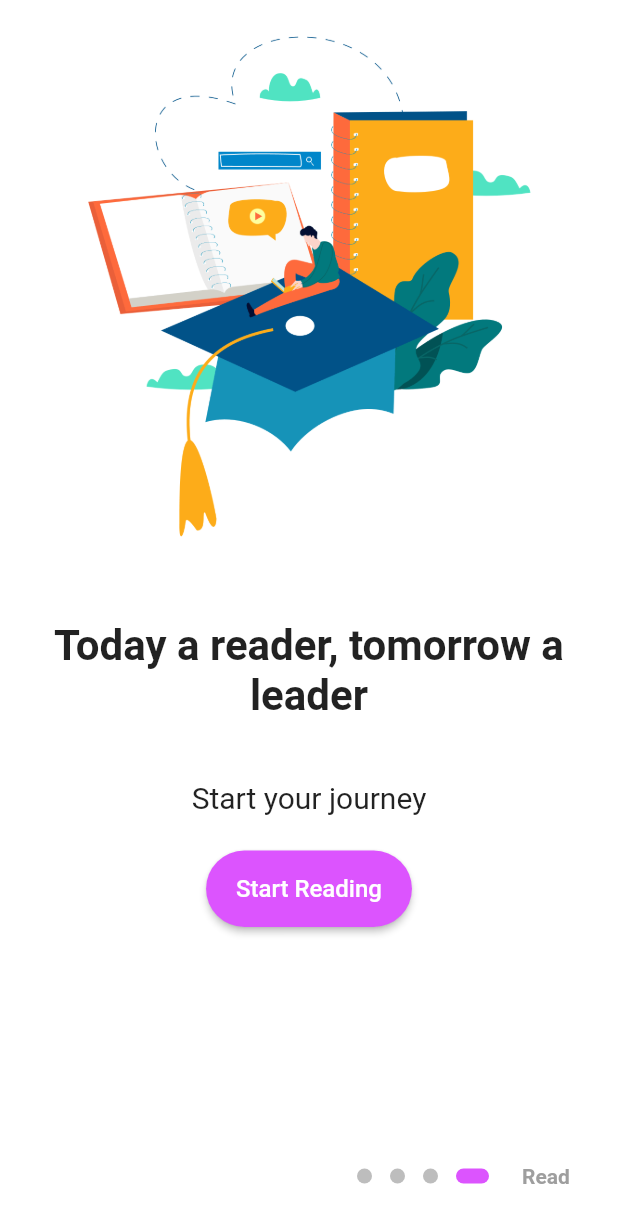
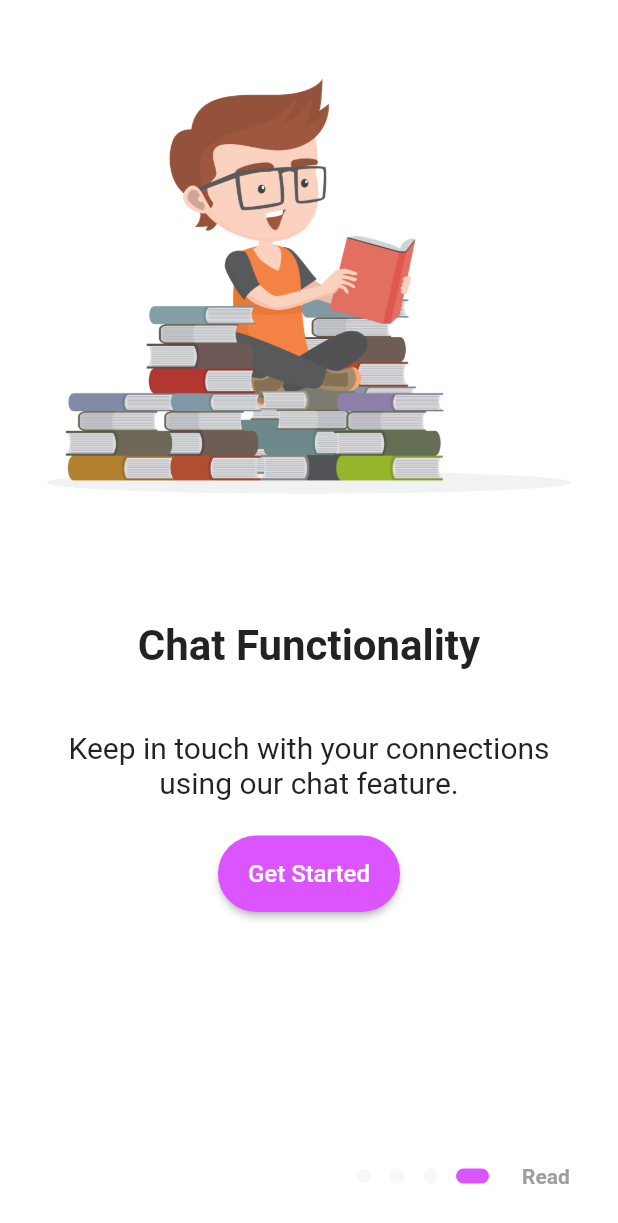
Before and after one commit to Free2Cap/Freelancer2Capitalist, a Flutter app: the screen it shows after launch, swiped to page 4, on a phone screen of 412 x 824 dp. Shown: the top 1223 px of the screen. Run offline on Flutter 3.47's test engine with Material 2 defaults, Android fonts, the light colour scheme and no system bars; drawn by our look-alikes of introduction_screen; our stand-ins replace cloud_firestore, curved_navigation_bar, firebase_auth, firebase_core, firebase_storage, font_awesome_flutter and 7 more; missing offline and left inert: email_otp; accounts and stored records are empty.

Commit message:
onboarding

```diff
--- a/lib/pages/chat_pages/chat_room.dart
+++ b/lib/pages/chat_pages/chat_room.dart
@@ -284,6 +284,7 @@ class _ChatRoomState extends State<ChatRoom> {
           //       ),
           //     ),
           // ],
+
         ),
       body: SafeArea(
         child: Column(
--- a/lib/pages/onboarding/page/onboarding_page.dart
+++ b/lib/pages/onboarding/page/onboarding_page.dart
@@ -11,31 +11,37 @@ class OnBoardingPage extends StatelessWidget {
         child: IntroductionScreen(
           pages: [
             PageViewModel(
-              title: 'A reader lives a thousand lives',
-              body: 'The man who never reads lives only one.',
+              title: 'Investor-Freelancer Platform',
+              body: 'Connect with Investors and Freelancers with Ease',
               image: buildImage('assets/ebook.png'),
               decoration: getPageDecoration(),
             ),
             PageViewModel(
-              title: 'Featured Books',
-              body: 'Available right at your fingerprints',
-              image: buildImage('assets/readingbook.png'),
-              decoration: getPageDecoration(),
-            ),
-            PageViewModel(
-              title: 'Simple UI',
-              body: 'For enhanced reading experience',
+              title: 'Swipe Cards',
+              body:
+                  'Find the perfect match for your project with our Tinder-like swipe cards.',
               image: buildImage('assets/manthumbs.png'),
               decoration: getPageDecoration(),
             ),
             PageViewModel(
-              title: 'Today a reader, tomorrow a leader',
-              body: 'Start your journey',
+              title: 'Video Calls',
+              body:
+                  'Communicate with potential investors and freelancers through video calls.',
+              image: buildImage('assets/learn.png'),
+              decoration: getPageDecoration(),
+            ),
+            PageViewModel(
+              title: 'Chat Functionality',
+              body:
+                  'Keep in touch with your connections using our chat feature.',
               footer: ButtonWidget(
-                text: 'Start Reading',
+                text: 'Get Started',
                 onClicked: () => goToHome(context),
+                padding: EdgeInsets.symmetric(
+                    horizontal: 12.0,
+                    vertical: 8.0), // adjust padding as desired
               ),
-              image: buildImage('assets/learn.png'),
+              image: buildImage('assets/readingbook.png'),
               decoration: getPageDecoration(),
             ),
           ],
@@ -43,9 +49,22 @@ class OnBoardingPage extends StatelessWidget {
               const Text('Read', style: TextStyle(fontWeight: FontWeight.w600)),
           onDone: () => goToHome(context),
           showSkipButton: true,
-          skip: const Text('Skip'),
+          skip: const Text(
+            'Skip',
+            style: TextStyle(
+              color: Colors.white,
+              fontSize: 16.0,
+              fontWeight: FontWeight.bold,
+              letterSpacing: 1.2,
+            ),
+            textAlign: TextAlign.left,
+          ),
+
           onSkip: () => goToHome(context),
-          next: const Icon(Icons.arrow_forward),
+          next: const Icon(
+            Icons.arrow_forward,
+            color: Colors.white,
+          ),
           dotsDecorator: getDotDecoration(),
           onChange: (index) => log('Page $index selected'),
           globalBackgroundColor: Theme.of(context).primaryColor,
@@ -67,7 +86,7 @@ class OnBoardingPage extends StatelessWidget {
       Center(child: Image.asset(path, width: 350));
 
   DotsDecorator getDotDecoration() => DotsDecorator(
-        color: const Color(0xFFBDBDBD),
+        color: Color.fromARGB(255, 248, 248, 248),
         //activeColor: Colors.orange,
         size: const Size(10, 10),
         activeSize: const Size(22, 10),
--- a/lib/pages/onboarding/widget/button_widget.dart
+++ b/lib/pages/onboarding/widget/button_widget.dart
@@ -7,7 +7,7 @@ class ButtonWidget extends StatelessWidget {
   const ButtonWidget({
     Key? key,
     required this.text,
-    required this.onClicked,
+    required this.onClicked, required EdgeInsets padding,
   }) : super(key: key);
 
   @override
```
Also changed, not shown: assets/free.png (added), assets/freelan.png.jpg (added).
